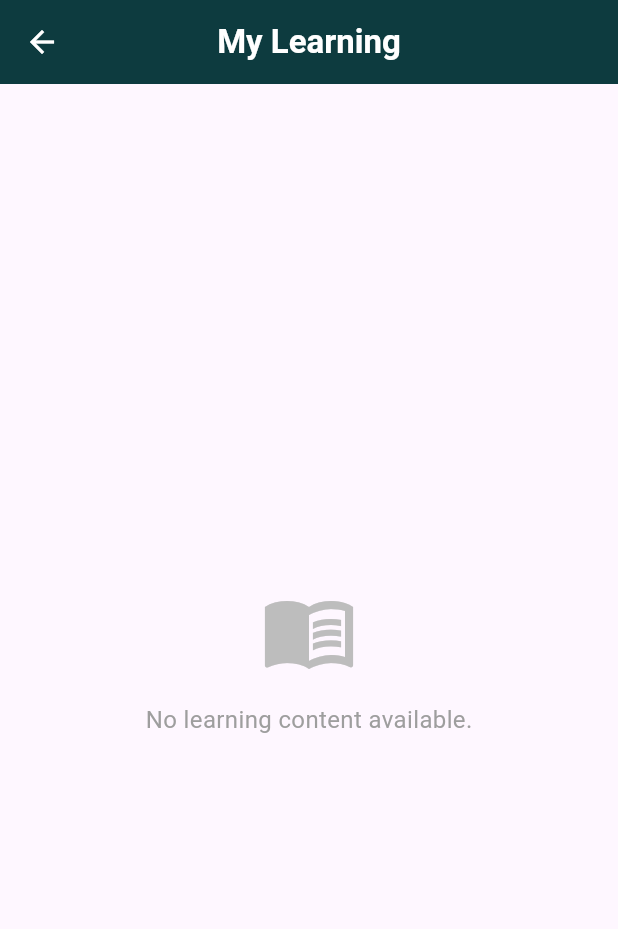
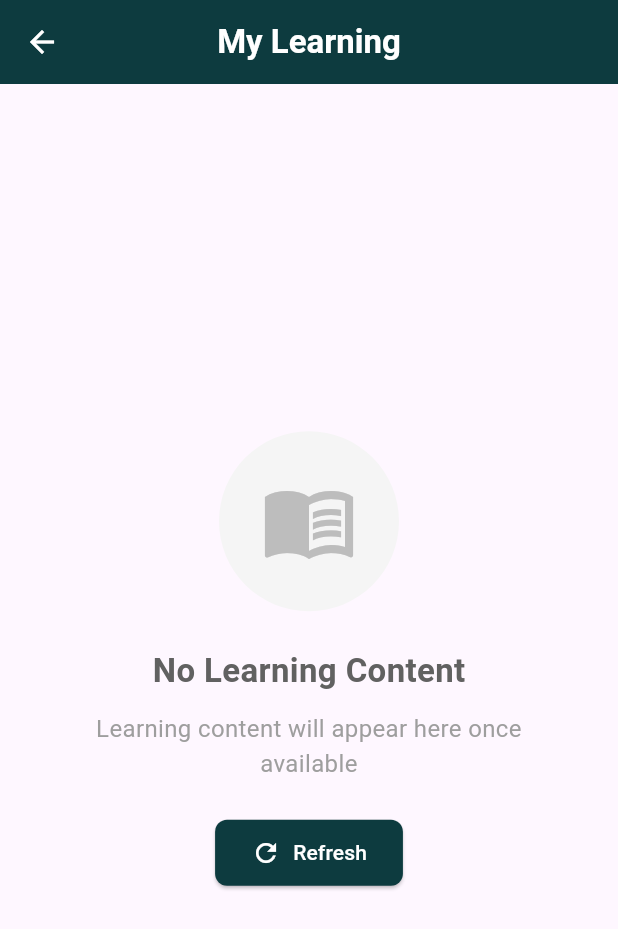
Before and after one commit to sanjay19ideveloper/AIIMS_JODHPUR, a Flutter app: the MyLearningPage screen opened directly, on a phone screen of 412 x 824 dp. Shown: the top 929 px of the screen. Run offline on Flutter 3.47's test engine with Material 3 defaults, Android fonts, the phone set to English and light mode, and no system bars; our stand-ins replace audioplayers, bloc, bloc_concurrency, cached_network_image, device_info_plus, dio and 9 more; missing offline and left inert: android_intent_plus, injector; accounts and stored records are empty.

Commit message:
fixing learning

```diff
--- a/lib/data/provider/home_provider.dart
+++ b/lib/data/provider/home_provider.dart
@@ -6,7 +6,6 @@ import 'package:aiims_heartcare/data/api/api_service.dart';
 import 'package:aiims_heartcare/data/model/request/AttemptSaveRequest.dart';
 import 'package:aiims_heartcare/data/model/request/login_request.dart';
 import 'package:aiims_heartcare/utils/user_sessions.dart';
-
 import 'package:dio/dio.dart';
 import 'package:flutter/material.dart';
 
--- a/lib/pages/LearningPage.dart
+++ b/lib/pages/LearningPage.dart
@@ -54,8 +54,7 @@ class _MyLearningPageState extends State<MyLearningPage> {
           ),
           body: ScreenWithLoader(
             isLoading: _isLoading,
-            body:
-                _isLoading
+            body: _isLoading
                 ? _buildShimmerLoading()
                 : contentList.isNotEmpty
                     ? ListView.builder(
@@ -73,8 +72,7 @@ class _MyLearningPageState extends State<MyLearningPage> {
                               Navigator.push(
                                 context,
                                 MaterialPageRoute(
-                                builder:
-                                    (context) => LearningDetailsPage(
+                                  builder: (context) => LearningDetailsPage(
                                     slug: content.slug ?? '',
                                     category: content.name,
                                   ),
@@ -84,24 +82,74 @@ class _MyLearningPageState extends State<MyLearningPage> {
                           );
                         },
                       )
-                    : Center(
+                    : _buildEmptyState(), // Changed from showing text to custom empty state
+          ),
+        ),
+      ),
+    );
+  }
+
+  Widget _buildEmptyState() {
+    return Center(
+      child: Padding(
+        padding: const EdgeInsets.all(32.0),
         child: Column(
           mainAxisAlignment: MainAxisAlignment.center,
           children: [
-                          Icon(
+            Container(
+              width: 120,
+              height: 120,
+              decoration: BoxDecoration(
+                color: Colors.grey[100],
+                shape: BoxShape.circle,
+              ),
+              child: Icon(
                 Icons.menu_book_outlined,
                 size: 64,
                 color: Colors.grey[400],
               ),
-                          const SizedBox(height: 16),
-                          const Text(
-                            'No learning content available.',
-                            style: TextStyle(fontSize: 16, color: Colors.grey),
             ),
+            const SizedBox(height: 24),
+            Text(
+              'No Learning Content',
+              style: TextStyle(
+                fontSize: 22,
+                fontWeight: FontWeight.w600,
+                color: Colors.grey[700],
+              ),
+            ),
+            const SizedBox(height: 12),
+            Text(
+              'Learning content will appear here once available',
+              style: TextStyle(
+                fontSize: 16,
+                color: Colors.grey[500],
+              ),
+              textAlign: TextAlign.center,
+            ),
+            const SizedBox(height: 24),
+            ElevatedButton(
+              onPressed: () {
+                fetchLearningData();
+              },
+              style: ElevatedButton.styleFrom(
+                backgroundColor: const Color(0xFF0D3B3F),
+                foregroundColor: Colors.white,
+                padding: const EdgeInsets.symmetric(horizontal: 24, vertical: 12),
+                shape: RoundedRectangleBorder(
+                  borderRadius: BorderRadius.circular(8),
+                ),
+              ),
+              child: const Row(
+                mainAxisSize: MainAxisSize.min,
+                children: [
+                  Icon(Icons.refresh, size: 20),
+                  SizedBox(width: 8),
+                  Text('Refresh'),
                 ],
               ),
             ),
-          ),
+          ],
         ),
       ),
     );
@@ -143,8 +191,7 @@ class _MyLearningPageState extends State<MyLearningPage> {
         highlightColor: Colors.grey[100]!,
         child: ListView.builder(
           itemCount: 5,
-          itemBuilder:
-              (_, __) => Padding(
+          itemBuilder: (_, __) => Padding(
             padding: const EdgeInsets.only(bottom: 16.0),
             child: Container(
               height: 140,
@@ -245,8 +292,7 @@ class ContentCard extends StatelessWidget {
       clipBehavior: Clip.antiAlias,
       child: InkWell(
         onTap: onTap,
-        child:
-            isSmallScreen ? _buildVerticalLayout() : _buildHorizontalLayout(),
+        child: isSmallScreen ? _buildVerticalLayout() : _buildHorizontalLayout(),
       ),
     );
   }
```
Also changed, not shown: lib/pages/LearningDetailsPage.dart (+19 -20 lines). Lines whose indentation alone changed are shown as unchanged.
